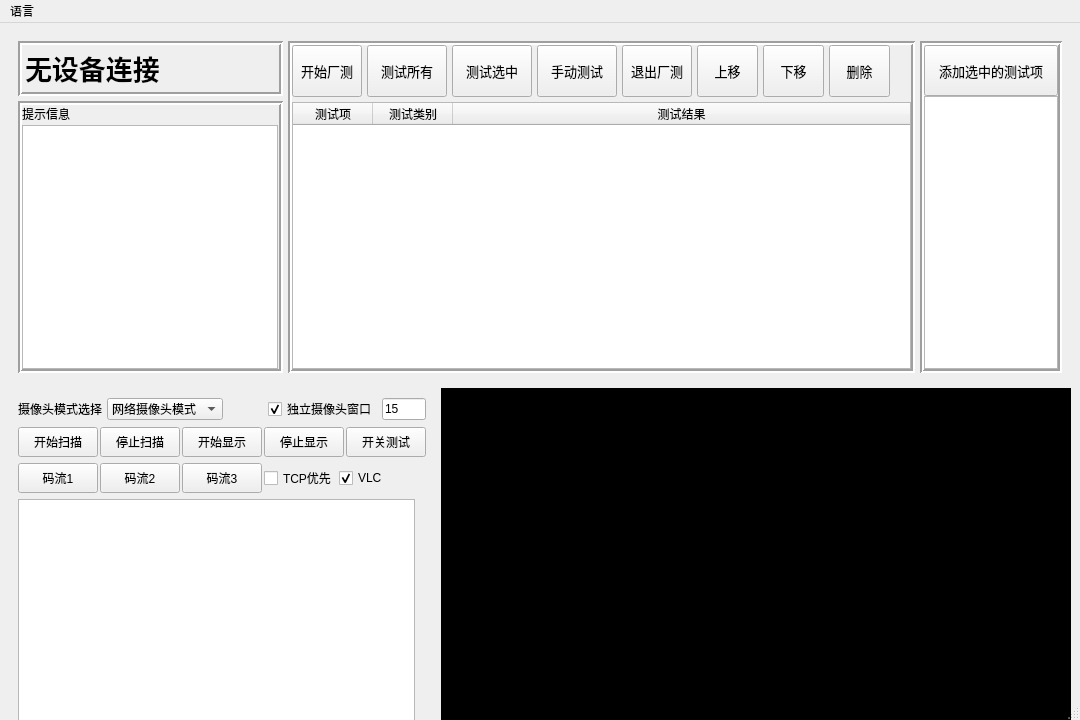
qy-tech/QYTechFactoryTest, file gui_design/main_window.ui: the form before one commit.
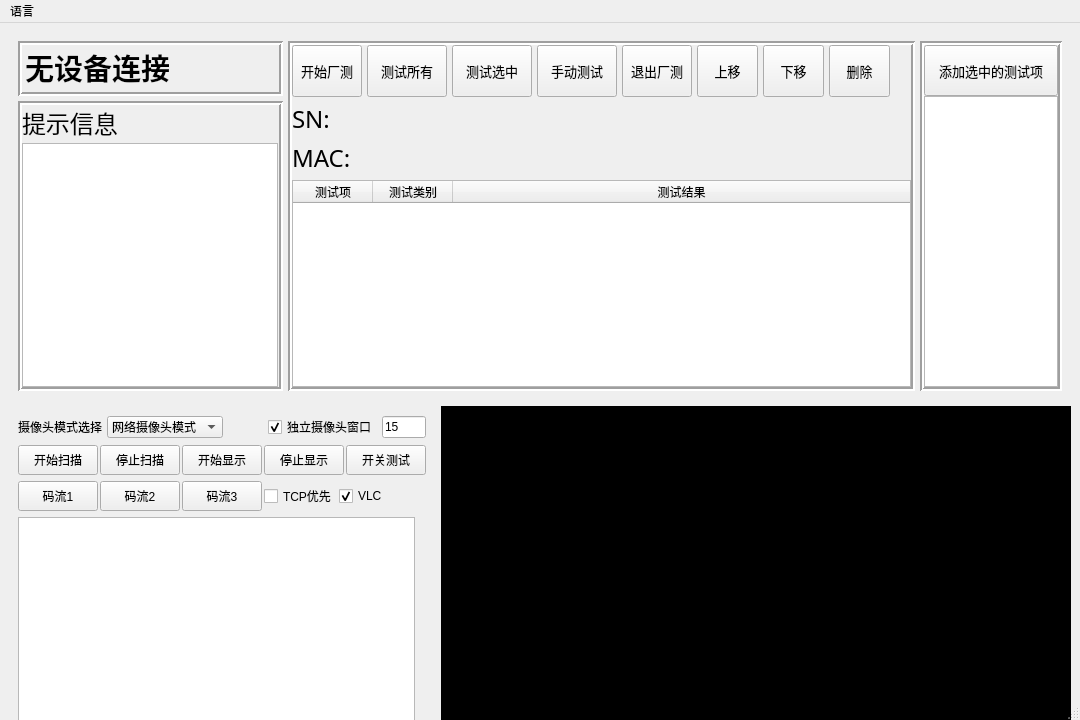
The form after the commit.

Patch:
```diff
--- a/gui_design/main_window.ui
+++ b/gui_design/main_window.ui
@@ -124,7 +124,7 @@
             <property name="font">
              <font>
               <family>宋体</family>
-              <pointsize>20</pointsize>
+              <pointsize>22</pointsize>
               <weight>75</weight>
               <bold>true</bold>
              </font>
@@ -188,6 +188,12 @@
                 <verstretch>0</verstretch>
                </sizepolicy>
               </property>
+              <property name="font">
+               <font>
+                <family>宋体</family>
+                <pointsize>18</pointsize>
+               </font>
+              </property>
               <property name="text">
                <string>提示信息</string>
               </property>
@@ -495,6 +501,32 @@
             </item>
            </layout>
           </item>
+          <item>
+           <widget class="QLabel" name="label_sn">
+            <property name="font">
+             <font>
+              <family>宋体</family>
+              <pointsize>18</pointsize>
+             </font>
+            </property>
+            <property name="text">
+             <string>SN: </string>
+            </property>
+           </widget>
+          </item>
+          <item>
+           <widget class="QLabel" name="label_mac">
+            <property name="font">
+             <font>
+              <family>宋体</family>
+              <pointsize>18</pointsize>
+             </font>
+            </property>
+            <property name="text">
+             <string>MAC:</string>
+            </property>
+           </widget>
+          </item>
           <item>
            <widget class="QTableWidget" name="tablewidget_testcase">
             <property name="sizePolicy">
```
